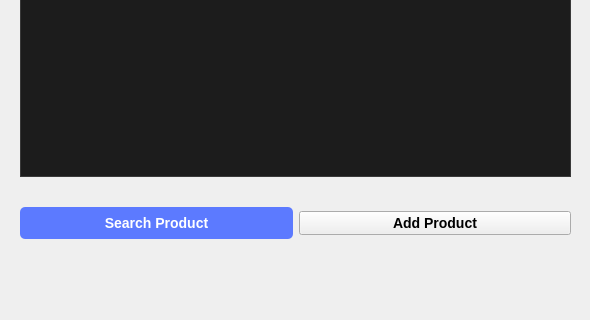
First picture: the form in design/inventory_window.ui, repository Adrianrguez96/sales_management, before the edit; both pictures show x 0 to 590 and y 384 to 704 of the 590 by 704 pixel window.
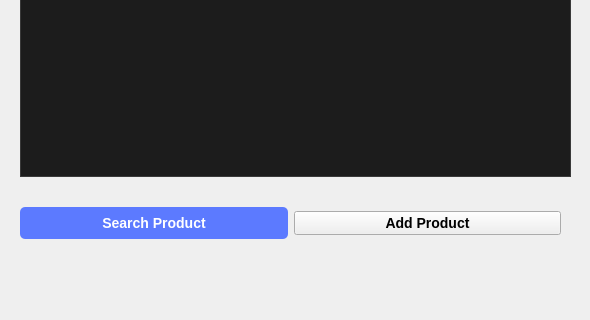
Second picture: the form after the edit.

What changed in the file:
```diff
--- a/design/inventory_window.ui
+++ b/design/inventory_window.ui
@@ -162,7 +162,7 @@
     <rect>
      <x>20</x>
      <y>580</y>
-     <width>551</width>
+     <width>541</width>
      <height>55</height>
     </rect>
    </property>
```
Left out of the diff: 6 changed lines with no effect on the pictures.
